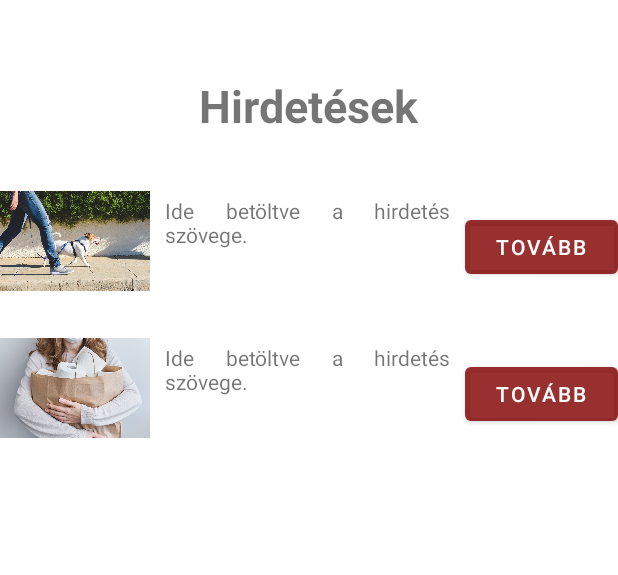
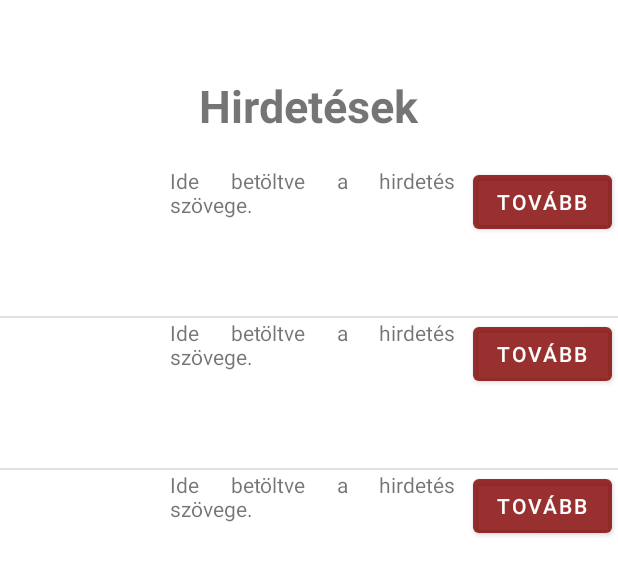
Before and after one commit to denesevelin/Vizsgaremek_Android, an Android app: the layout hirdetesek_listazasa.xml on its own in the app's theme, with its tools: preview values and no code run, on a phone screen of 412 x 824 dp. Shown: the top 575 px of the screen. Run offline under Robolectric (Android 15) with nearby library versions, the phone set to English and light mode, and no system bars.

Commit message:
Hirdetések listázása kinézetének módosítása

```diff
--- a/app/src/main/res/layout/hirdetesek_listazasa.xml
+++ b/app/src/main/res/layout/hirdetesek_listazasa.xml
@@ -1,5 +1,5 @@
 <?xml version="1.0" encoding="utf-8"?>
-<ScrollView xmlns:android="http://schemas.android.com/apk/res/android"
+<LinearLayout xmlns:android="http://schemas.android.com/apk/res/android"
     xmlns:app="http://schemas.android.com/apk/res-auto"
     xmlns:tools="http://schemas.android.com/tools"
     android:layout_width="match_parent"
@@ -19,9 +19,17 @@
             android:textStyle="bold"
             android:layout_centerHorizontal="true"
             android:layout_marginTop="50dp"
+            android:layout_marginBottom="20dp"
             android:id="@+id/textViewHirdetesekHirdetesekListazasa"/>
 
-        <ImageView
+        <ListView
+            android:layout_width="match_parent"
+            android:layout_height="wrap_content"
+            tools:listitem="@layout/hirdetes_list_item"
+            android:layout_below="@+id/textViewHirdetesekHirdetesekListazasa"
+            android:id="@+id/hirdetesAdatok"/>
+
+        <!--<ImageView
             android:layout_width="100dp"
             android:layout_height="100dp"
             android:src="@drawable/kutyasetaltatas"
@@ -49,9 +57,9 @@
             android:layout_below="@+id/textViewHirdetesekHirdetesekListazasa"
             android:layout_marginTop="50dp"
             android:layout_toEndOf="@+id/textViewHirdetesSzovegHirdetesekListazasa"
-            android:id="@+id/buttonTovabbHirdetesekListazasa"/>
+            android:id="@+id/buttonTovabbHirdetesekListazasa"/>-->
 
-        <ImageView
+        <!--<ImageView
             android:layout_width="100dp"
             android:layout_height="100dp"
             android:src="@drawable/vasarlas"
@@ -79,7 +87,7 @@
             android:layout_below="@+id/buttonTovabbHirdetesekListazasa"
             android:layout_marginTop="50dp"
             android:layout_toEndOf="@+id/textViewHirdetesSzovegHirdetesekListazasa"
-            android:id="@+id/button2TovabbHirdetesekListazasa"/>
+            android:id="@+id/button2TovabbHirdetesekListazasa"/>-->
     </RelativeLayout>
 
-</ScrollView>
+</LinearLayout>
```
